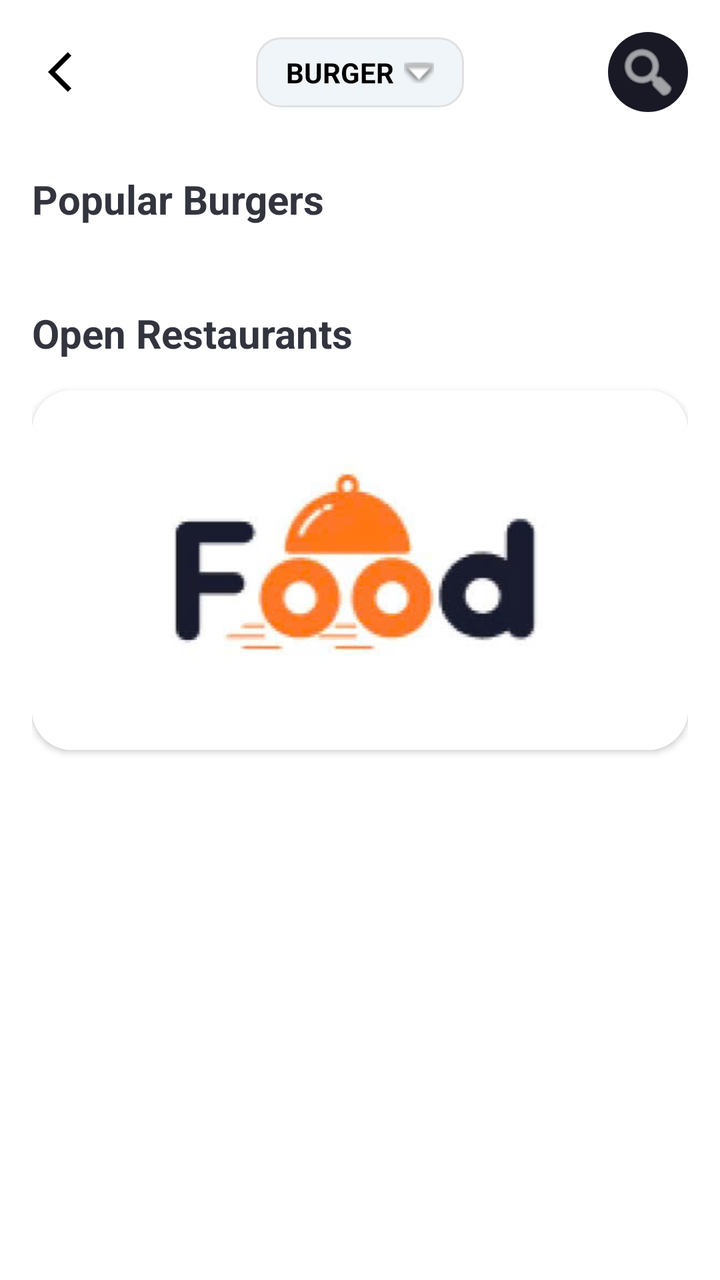
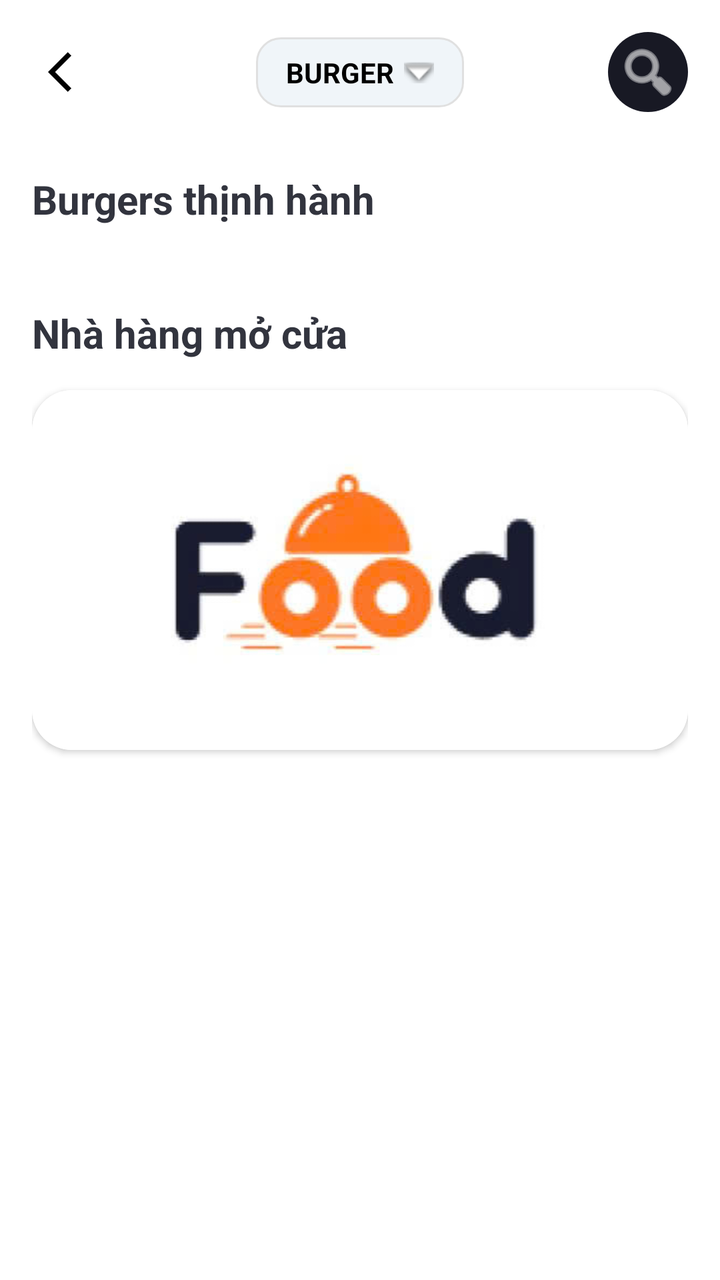

Compare the two renders of this Android layout. The source of the first and the diff that turns it into the second are given below.
<!-- AndroidManifest.xml: application theme Theme.NHOM33 -->
<!-- res/layout/danh_sach_burger.xml -->
<?xml version="1.0" encoding="utf-8"?>
<androidx.core.widget.NestedScrollView xmlns:android="http://schemas.android.com/apk/res/android"
    xmlns:app="http://schemas.android.com/apk/res-auto"
    android:layout_width="match_parent"
    android:layout_height="match_parent"
    android:background="#FFFFFF">

    <androidx.constraintlayout.widget.ConstraintLayout
        android:layout_width="match_parent"
        android:layout_height="wrap_content"
        android:padding="16dp">

        
        <ImageButton
            android:id="@+id/btnBackBurgerList"
            android:layout_width="40dp"
            android:layout_height="40dp"
            android:background="@drawable/bg_circle_back"
            android:padding="10dp"
            android:src="@drawable/baseline_arrow_back_ios_24"
            app:layout_constraintStart_toStartOf="parent"
            app:layout_constraintTop_toTopOf="parent"
            app:tint="#000000" />

        
        <LinearLayout
            android:id="@+id/lnCategorySelector"
            android:layout_width="wrap_content"
            android:layout_height="wrap_content"
            android:background="@drawable/input_field_bg"
            android:gravity="center"
            android:paddingHorizontal="15dp"
            android:paddingVertical="8dp"
            app:layout_constraintBottom_toBottomOf="@id/btnBackBurgerList"
            app:layout_constraintEnd_toEndOf="parent"
            app:layout_constraintStart_toStartOf="parent"
            app:layout_constraintTop_toTopOf="@id/btnBackBurgerList">

            <TextView
                android:layout_width="wrap_content"
                android:layout_height="wrap_content"
                android:text="BURGER"
                android:textColor="#000000"
                android:textStyle="bold" />

            <ImageView
                android:layout_width="15dp"
                android:layout_height="15dp"
                android:layout_marginStart="5dp"
                android:src="@android:drawable/arrow_down_float" />
        </LinearLayout>

        
        <ImageButton
            android:id="@+id/btnSearchBurger"
            android:layout_width="40dp"
            android:layout_height="40dp"
            android:background="@drawable/bg_search_filter"
            android:src="@android:drawable/ic_menu_search"
            app:layout_constraintEnd_toEndOf="parent"
            app:layout_constraintTop_toTopOf="parent"
            app:tint="#FFFFFF" />

        
        <TextView
            android:id="@+id/tvTitlePopular"
            android:layout_width="wrap_content"
            android:layout_height="wrap_content"
            android:layout_marginTop="30dp"
            android:text="Popular Burgers"
            android:textColor="#32343E"
            android:textSize="20sp"
            android:textStyle="bold"
            app:layout_constraintStart_toStartOf="parent"
            app:layout_constraintTop_toBottomOf="@id/btnBackBurgerList" />

        
        <androidx.recyclerview.widget.RecyclerView
            android:id="@+id/rvBurgerList"
            android:layout_width="match_parent"
            android:layout_height="wrap_content"
            android:layout_marginTop="15dp"
            app:layout_constraintTop_toBottomOf="@id/tvTitlePopular" />

        
        <TextView
            android:id="@+id/tvTitleOpen"
            android:layout_width="wrap_content"
            android:layout_height="wrap_content"
            android:layout_marginTop="25dp"
            android:text="Open Restaurants"
            android:textColor="#32343E"
            android:textSize="20sp"
            android:textStyle="bold"
            app:layout_constraintStart_toStartOf="parent"
            app:layout_constraintTop_toBottomOf="@id/rvBurgerList" />

        
        <androidx.cardview.widget.CardView
            android:layout_width="match_parent"
            android:layout_height="180dp"
            android:layout_marginTop="15dp"
            android:layout_marginBottom="20dp"
            app:cardCornerRadius="20dp"
            app:layout_constraintTop_toBottomOf="@id/tvTitleOpen"
            app:layout_constraintBottom_toBottomOf="parent">

            <ImageView
                android:layout_width="match_parent"
                android:layout_height="match_parent"
                android:scaleType="centerCrop"
                android:src="@drawable/food" />
        </androidx.cardview.widget.CardView>

    </androidx.constraintlayout.widget.ConstraintLayout>
</androidx.core.widget.NestedScrollView>
<!-- resources referenced by this layout -->
<resources>
  <!-- drawable baseline_arrow_back_ios_24 (drawable) -->
  <vector xmlns:android="http://schemas.android.com/apk/res/android" android:autoMirrored="true" android:height="24dp" android:tint="#000000" android:viewportHeight="24" android:viewportWidth="24" android:width="24dp">
        
      <path android:fillColor="@android:color/white" android:pathData="M11.67,3.87L9.9,2.1 0,12l9.9,9.9 1.77,-1.77L3.54,12z"/>
      
  </vector>
  <!-- drawable bg_circle_back (drawable) -->
  <?xml version="1.0" encoding="utf-8"?>
  <shape xmlns:android="http://schemas.android.com/apk/res/android"
      android:shape="oval"> 
      <solid android:color="#FFFFFF"/> 
      <size android:width="40dp" android:height="40dp"/> 
  </shape>
  <!-- drawable bg_search_filter (drawable) -->
  <shape xmlns:android="http://schemas.android.com/apk/res/android" android:shape="oval">
      <solid android:color="#181924"/> 
  </shape>
  <!-- drawable food: jpg bitmap (drawable, 17314 bytes) -->
  <!-- drawable input_field_bg (drawable) -->
  <?xml version="1.0" encoding="utf-8"?>
  <shape xmlns:android="http://schemas.android.com/apk/res/android">
      <solid android:color="#F0F5F9" />
  
      <corners android:radius="12dp" />
  
      <stroke
          android:width="1dp"
          android:color="#E0E0E0" />
  </shape>
  <style name="Theme.NHOM33" parent="Base.Theme.NHOM33" />
  <style name="Base.Theme.NHOM33" parent="Theme.Material3.DayNight.NoActionBar">
          
          
      </style>
</resources>

<!-- the commit's change to res/layout/danh_sach_burger.xml (unified diff, before → after) -->
@@ -67,7 +67,7 @@
             android:layout_width="wrap_content"
             android:layout_height="wrap_content"
             android:layout_marginTop="30dp"
-            android:text="Popular Burgers"
+            android:text="Burgers thịnh hành"
             android:textColor="#32343E"
             android:textSize="20sp"
             android:textStyle="bold"
@@ -88,7 +88,7 @@
             android:layout_width="wrap_content"
             android:layout_height="wrap_content"
             android:layout_marginTop="25dp"
-            android:text="Open Restaurants"
+            android:text="Nhà hàng mở cửa"
             android:textColor="#32343E"
             android:textSize="20sp"
             android:textStyle="bold"
